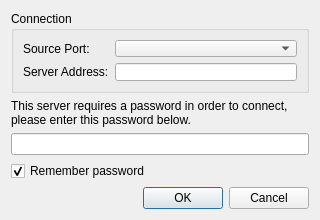
Destroyerrrocket/doomseeker-unofficial, file src/core/gui/passwordDlg.ui: the form before one commit.
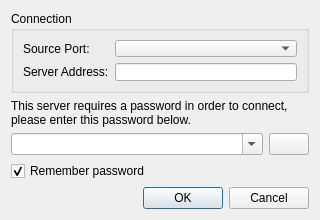
The form after the commit. Icons and pictures are not drawn.

Commit message: - Added server password management to the dialog box that pops up on a connection to a passworded server.

Diff of the .ui file:
```diff
--- a/src/core/gui/passwordDlg.ui
+++ b/src/core/gui/passwordDlg.ui
@@ -72,7 +72,32 @@
     </widget>
    </item>
    <item>
-    <widget class="QLineEdit" name="password"/>
+    <layout class="QHBoxLayout" name="horizontalLayout">
+     <item>
+      <widget class="QComboBox" name="cboPassword">
+       <property name="editable">
+        <bool>true</bool>
+       </property>
+       <property name="insertPolicy">
+        <enum>QComboBox::InsertAlphabetically</enum>
+       </property>
+      </widget>
+     </item>
+     <item>
+      <widget class="QPushButton" name="btnDelMemorizedConnectPassword">
+       <property name="sizePolicy">
+        <sizepolicy hsizetype="Maximum" vsizetype="Fixed">
+         <horstretch>0</horstretch>
+         <verstretch>0</verstretch>
+        </sizepolicy>
+       </property>
+       <property name="icon">
+        <iconset resource="../../../media/resources.qrc">
+         <normaloff>:/icons/x.png</normaloff>:/icons/x.png</iconset>
+       </property>
+      </widget>
+     </item>
+    </layout>
    </item>
    <item>
     <widget class="QCheckBox" name="remember">
```
Left out of the diff: 58 changed lines with no effect on the pictures. The commit also changes 8 other files.
